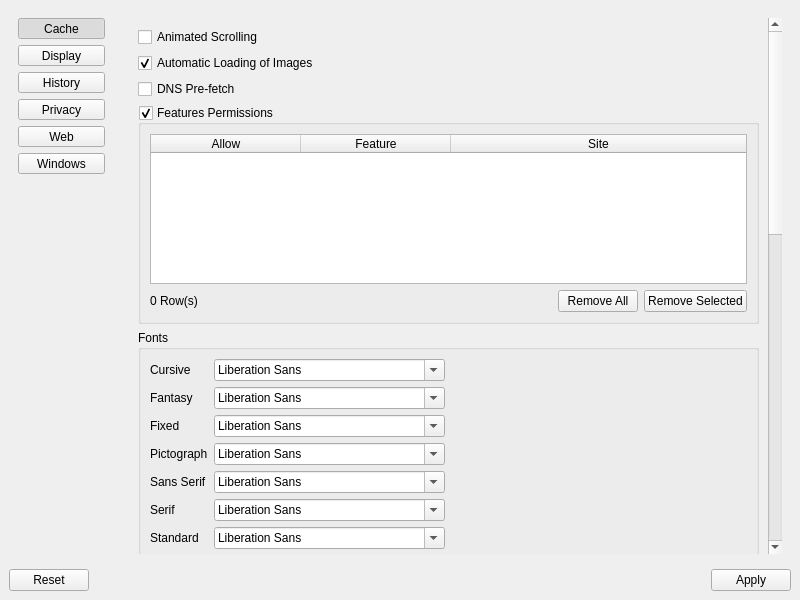
Old version of the form 2.x/UI/dooble_settings.ui in the repository textbrowser/dooble.
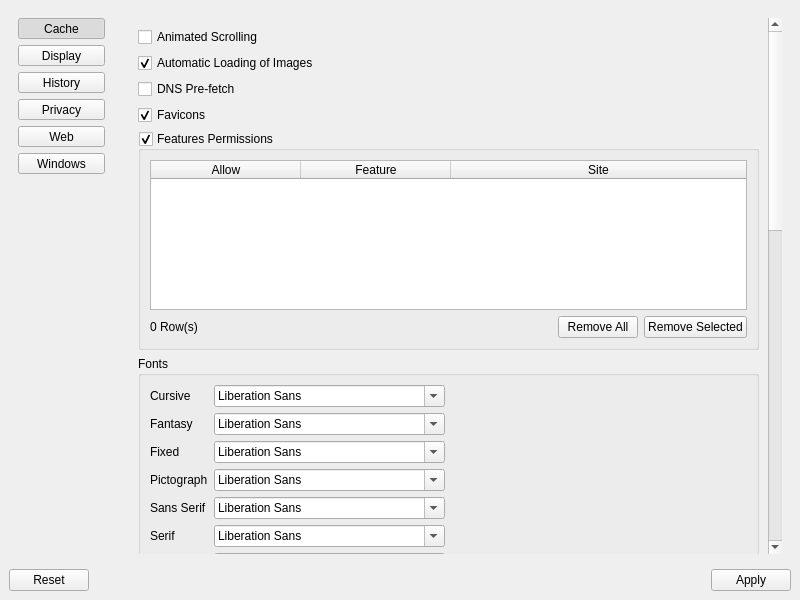
New version of the form. The open tabs and pages were chosen to show the change. Icons and pictures are not drawn.

The edit to the form file:
```diff
--- a/2.x/UI/dooble_settings.ui
+++ b/2.x/UI/dooble_settings.ui
@@ -1394,7 +1394,7 @@
                <x>0</x>
                <y>0</y>
                <width>637</width>
-               <height>1442</height>
+               <height>1471</height>
               </rect>
              </property>
              <layout class="QVBoxLayout" name="verticalLayout_16">
@@ -1422,6 +1422,16 @@
                 </property>
                </widget>
               </item>
+              <item>
+               <widget class="QCheckBox" name="favicons">
+                <property name="text">
+                 <string>Favicons</string>
+                </property>
+                <property name="checked">
+                 <bool>true</bool>
+                </property>
+               </widget>
+              </item>
               <item>
                <widget class="QGroupBox" name="features_permissions_groupbox">
                 <property name="title">
```
Left out of the diff: 3 changed lines with no effect on the pictures.
